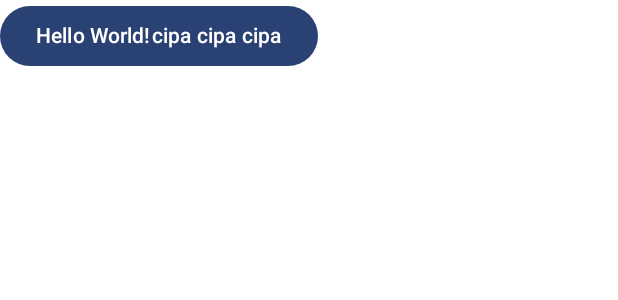
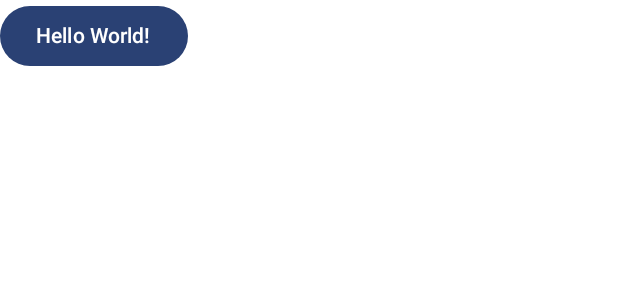
Before and after one commit to NolifekNTB/test123, an Android app built with Jetpack Compose: the @Preview function CustomButtonPreview, on a phone screen of 412 x 824 dp. Shown: the top 300 px of the screen. Run offline under Robolectric (Android 15) with nearby library versions, the phone set to English and light mode, and no system bars.

Commit message:
Change the text of Button

```diff
--- a/app/src/main/java/com/example/testapplicationenvironment/MainActivity.kt
+++ b/app/src/main/java/com/example/testapplicationenvironment/MainActivity.kt
@@ -63,7 +63,6 @@ private fun CustomButtonPreview() {
     TestApplicationEnvironmentTheme {
         Button(onClick = { /*TODO*/ }) {
             Text("Hello World!")
-            Text("cipa cipa cipa")
         }
     }
 }
```
